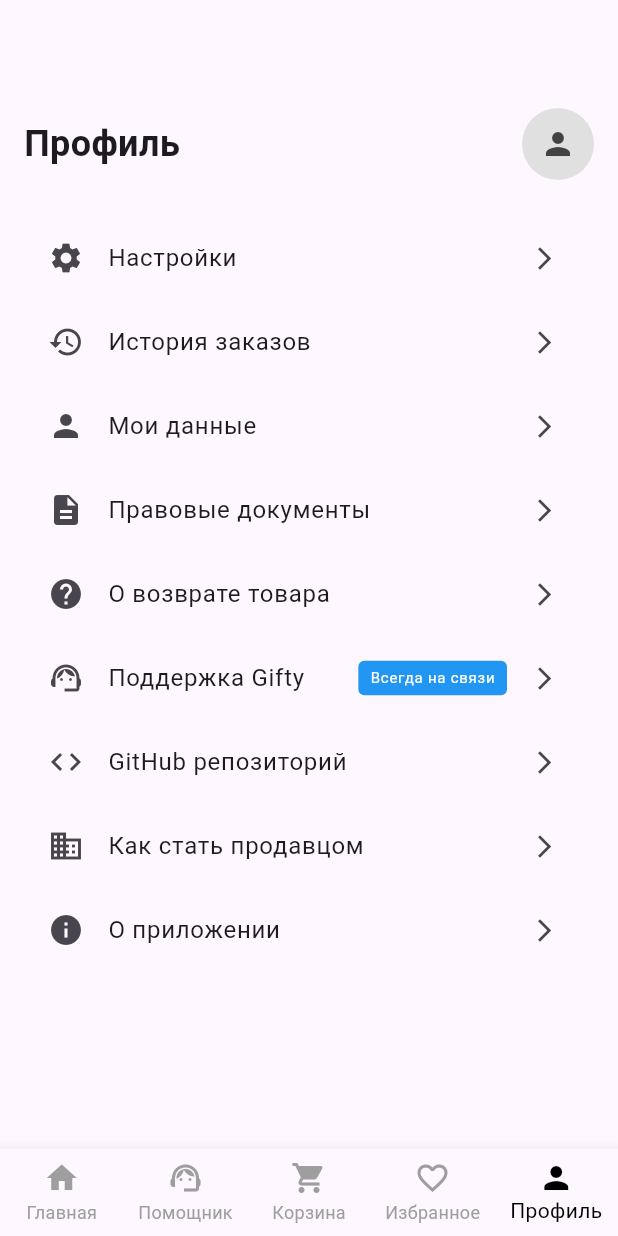
After one commit to IshimoRin/client-giftly, a Flutter app: the HomePage screen opened directly, item 5 of the bottom bar chosen, on a phone screen of 412 x 824 dp. The commit adds this screen. Run offline on Flutter 3.47's test engine with Material 3 defaults, Android fonts, the light colour scheme and no system bars; our stand-ins replace flutter_bloc.

Commit message:
add: добавил экраны профиля, корзины, ии-помощника

```diff
--- a/lib/presentation/pages/home_page.dart
+++ b/lib/presentation/pages/home_page.dart
@@ -1,13 +1,50 @@
 import 'package:flutter/material.dart';
+import 'package:giftly/presentation/pages/favorite_page.dart';
+import 'package:giftly/presentation/pages/helper_page.dart';
+import 'package:giftly/presentation/pages/profile_page.dart';
+import 'package:giftly/presentation/widgets/bottom_nav_bar.dart';
 
-class HomePage extends StatelessWidget {
+class HomePage extends StatefulWidget {
   const HomePage({super.key});
+
+  @override
+  _HomePageState createState() => _HomePageState();
+}
+
+class _HomePageState extends State<HomePage> {
+  int _currentIndex = 0;
+
+  final List<Widget> _screens = [
+    _MainContent(), // Выносим главный контент в отдельный виджет
+    const HelperPage(),
+    const Center(child: Text('Корзина')),
+    const FavoritePage(),
+    const ProfilePage(),
+  ];
 
   @override
   Widget build(BuildContext context) {
     return Scaffold(
       backgroundColor: Colors.white,
-      appBar: AppBar(
+      appBar:
+          _currentIndex == 0
+              ? _buildAppBar()
+              : null, // Показываем AppBar только на главной
+      body: _screens[_currentIndex], // Отображаем текущий экран
+      bottomNavigationBar: BottomNavBar(
+        // отображаем нижнее меню
+        currentIndex: _currentIndex,
+        onTap: (index) {
+          setState(() {
+            _currentIndex = index;
+          });
+        },
+      ),
+    );
+  }
+
+  AppBar _buildAppBar() {
+    return AppBar(
       backgroundColor: Colors.white,
       elevation: 0,
       title: const TextField(
@@ -21,8 +58,15 @@ class HomePage extends StatelessWidget {
           fillColor: Color(0xFFF1F1F1),
         ),
       ),
-      ),
-      body: SingleChildScrollView(
+    );
+  }
+}
+
+// Выносим главный контент в отдельный виджет
+class _MainContent extends StatelessWidget {
+  @override
+  Widget build(BuildContext context) {
+    return SingleChildScrollView(
       child: Padding(
         padding: const EdgeInsets.all(16.0),
         child: Column(
@@ -30,7 +74,6 @@ class HomePage extends StatelessWidget {
           children: [
             Image.asset('assets/images/banner.png'),
             const SizedBox(height: 16),
-
             const Text(
               'Вы недавно смотрели',
               style: TextStyle(fontSize: 18, fontWeight: FontWeight.bold),
@@ -58,28 +101,6 @@ class HomePage extends StatelessWidget {
             ),
           ],
         ),
-        ),
-      ),
-      bottomNavigationBar: BottomNavigationBar(
-        type: BottomNavigationBarType.fixed,
-        selectedItemColor: Colors.black,
-        unselectedItemColor: Colors.grey,
-        items: const [
-          BottomNavigationBarItem(icon: Icon(Icons.home), label: 'Главная'),
-          BottomNavigationBarItem(
-            icon: Icon(Icons.support_agent),
-            label: 'Помощник',
-          ),
-          BottomNavigationBarItem(
-            icon: Icon(Icons.shopping_cart),
-            label: 'Корзина',
-          ),
-          BottomNavigationBarItem(
-            icon: Icon(Icons.favorite_border),
-            label: 'Избранное',
-          ),
-          BottomNavigationBarItem(icon: Icon(Icons.person), label: 'Профиль'),
-        ],
       ),
     );
   }
--- /dev/null
+++ b/lib/presentation/pages/profile_page.dart
@@ -0,0 +1,194 @@
+import 'package:flutter/material.dart';
+import 'package:giftly/presentation/pages/about_app_page.dart';
+import 'package:giftly/presentation/pages/settings_page.dart';
+import 'package:url_launcher/url_launcher.dart';
+
+class ProfilePage extends StatelessWidget {
+  const ProfilePage({super.key});
+
+  @override
+  Widget build(BuildContext context) {
+    return Scaffold(
+      appBar: AppBar(title: Text('')),
+      body: _buildProfileContent(context),
+    );
+  }
+
+  Widget _buildProfileContent(BuildContext context) {
+    return ListView(
+      padding: const EdgeInsets.all(16),
+      children: [
+        _buildProfileHeader(),
+        const SizedBox(height: 24),
+        _buildProfileOptions(context),
+      ],
+    );
+  }
+
+  Widget _buildProfileHeader() {
+    return Row(
+      children: [
+        Expanded(
+          child: Text(
+            'Профиль',
+            style: TextStyle(fontSize: 24, fontWeight: FontWeight.bold),
+          ),
+        ),
+        CircleAvatar(
+          radius: 24,
+          backgroundColor: Colors.grey[300],
+          child: Icon(Icons.person, color: Colors.grey[800]),
+        ),
+      ],
+    );
+  }
+
+  Widget _buildProfileOptions(BuildContext context) {
+    return Column(
+      children: [
+        _buildProfileOption(
+          title: 'Настройки',
+          icon: Icons.settings,
+          onTap: () {
+            Navigator.push(
+              context,
+              MaterialPageRoute(builder: (_) => SettingsPage()),
+            );
+          },
+        ),
+        _buildProfileOption(
+          title: 'История заказов',
+          icon: Icons.history,
+          onTap: () {
+            Navigator.push(
+              context,
+              MaterialPageRoute(builder: (_) => SettingsPage()),
+            );
+          },
+        ),
+        _buildProfileOption(
+          title: 'Мои данные',
+          icon: Icons.person,
+          onTap: () {
+            Navigator.push(
+              context,
+              MaterialPageRoute(builder: (_) => SettingsPage()),
+            );
+          },
+        ),
+        _buildProfileOption(
+          title: 'Правовые документы',
+          icon: Icons.description,
+          onTap: () {
+            Navigator.push(
+              context,
+              MaterialPageRoute(builder: (_) => SettingsPage()),
+            );
+          },
+        ),
+        _buildProfileOption(
+          title: 'О возврате товара',
+          icon: Icons.help,
+          onTap: () {
+            Navigator.push(
+              context,
+              MaterialPageRoute(builder: (_) => SettingsPage()),
+            );
+          },
+        ),
+        _buildProfileOption(
+          title: 'Поддержка Gifty',
+          icon: Icons.support_agent,
+          tag: 'Всегда на связи',
+          onTap: () {
+            Navigator.push(
+              context,
+              MaterialPageRoute(builder: (_) => SettingsPage()),
+            );
+          },
+        ),
+        _buildProfileOption(
+          title: 'GitHub репозиторий',
+          icon: Icons.code,
+          onTap: () async {
+            final url =
+                'https://github.com/Dodger0072/Programming-technologies-project';
+            if (await canLaunchUrl(Uri.parse(url))) {
+              await launchUrl(
+                Uri.parse(url),
+                mode: LaunchMode.externalApplication,
+              );
+            }
+          },
+        ),
+        _buildProfileOption(
+          title: 'Как стать продавцом',
+          icon: Icons.business,
+          onTap: () {
+            Navigator.push(
+              context,
+              MaterialPageRoute(builder: (_) => SettingsPage()),
+            );
+          },
+        ),
+        _buildProfileOption(
+          title: 'О приложении',
+          icon: Icons.info,
+          onTap: () {
+            Navigator.push(
+              context,
+              MaterialPageRoute(builder: (_) => AboutAppPage()),
+            );
+          },
+        ),
+      ],
+    );
+  }
+
+  Widget _buildProfileOption({
+    required String title,
+    required icon,
+    String? tag,
+    VoidCallback? onTap,
+    String? url,
+  }) {
+    return ListTile(
+      leading: Icon(icon),
+
+      title: Row(
+        mainAxisAlignment: MainAxisAlignment.spaceBetween,
+        children: [
+          Text(title),
+          if (tag != null)
+            Container(
+              padding: const EdgeInsets.symmetric(horizontal: 8, vertical: 4),
+              decoration: BoxDecoration(
+                color: Colors.blue,
+                borderRadius: BorderRadius.circular(4),
+              ),
+              child: Text(
+                tag,
+                style: const TextStyle(color: Colors.white, fontSize: 10),
+              ),
+            ),
+        ],
+      ),
+
+      trailing: const Icon(Icons.arrow_forward_ios, size: 18),
+
+      onTap: () async {
+        if (onTap != null) {
+          onTap(); // вызываем кастомный onTap, если есть
+        } else if (url != null && await canLaunchUrl(Uri.parse(url))) {
+          await launchUrl(
+            Uri.parse(url),
+            mode:
+                LaunchMode.externalApplication, // Открытие во внешнем браузере
+          );
+        } else {
+          // Можно добавить обработку ошибок или fallback
+        }
+      },
+    );
+  }
+}
--- /dev/null
+++ b/lib/presentation/widgets/bottom_nav_bar.dart
@@ -0,0 +1,39 @@
+import 'package:flutter/material.dart';
+
+class BottomNavBar extends StatelessWidget {
+  final int currentIndex;
+  final Function(int) onTap;
+
+  const BottomNavBar({
+    super.key,
+    required this.currentIndex,
+    required this.onTap,
+  });
+
+  @override
+  Widget build(BuildContext context) {
+    return BottomNavigationBar(
+      type: BottomNavigationBarType.fixed,
+      currentIndex: currentIndex,
+      selectedItemColor: Colors.black,
+      unselectedItemColor: Colors.grey,
+      onTap: onTap,
+      items: const [
+        BottomNavigationBarItem(icon: Icon(Icons.home), label: 'Главная'),
+        BottomNavigationBarItem(
+          icon: Icon(Icons.support_agent),
+          label: 'Помощник',
+        ),
+        BottomNavigationBarItem(
+          icon: Icon(Icons.shopping_cart),
+          label: 'Корзина',
+        ),
+        BottomNavigationBarItem(
+          icon: Icon(Icons.favorite_border),
+          label: 'Избранное',
+        ),
+        BottomNavigationBarItem(icon: Icon(Icons.person), label: 'Профиль'),
+      ],
+    );
+  }
+}
--- a/pubspec.yaml
+++ b/pubspec.yaml
@@ -31,10 +31,13 @@ dependencies:
   flutter:
     sdk: flutter
   flutter_bloc: ^8.1.3
+  url_launcher: ^6.2.5
 
   # The following adds the Cupertino Icons font to your application.
   # Use with the CupertinoIcons class for iOS style icons.
   cupertino_icons: ^1.0.8
+  my_app: ^1.0.0
+  http: ^1.4.0
 
 dev_dependencies:
   flutter_test:
@@ -60,7 +63,7 @@ flutter:
   uses-material-design: true
 
   assets:
-    -  assets/images/splash.png
+    -  assets/images/splash.jpg
     -  assets/images/banner.png
     -  assets/images/bouquet_sample.png
 
```
Also changed, not shown: lib/presentation/pages/about_app_page.dart (added, +53 -0 lines), lib/presentation/pages/favorite_page.dart (added, +26 -0 lines), lib/presentation/pages/helper_page.dart (added, +151 -0 lines), lib/presentation/pages/login_page.dart (+11 -4 lines), lib/presentation/pages/settings_page.dart (added, +26 -0 lines), lib/presentation/pages/splash_screen.dart (+29 -3 lines), assets/images/splash.jpg (added), assets/images/splash.png (deleted), pubspec.lock, 6 other files. Lines whose indentation alone changed are shown as unchanged.
